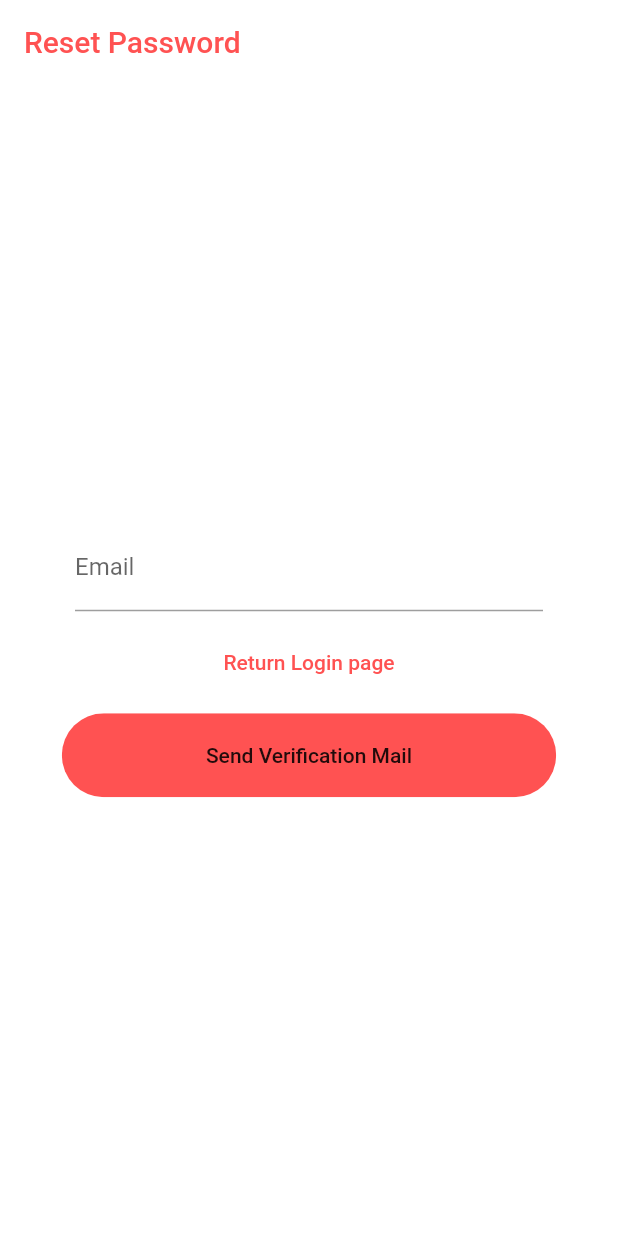
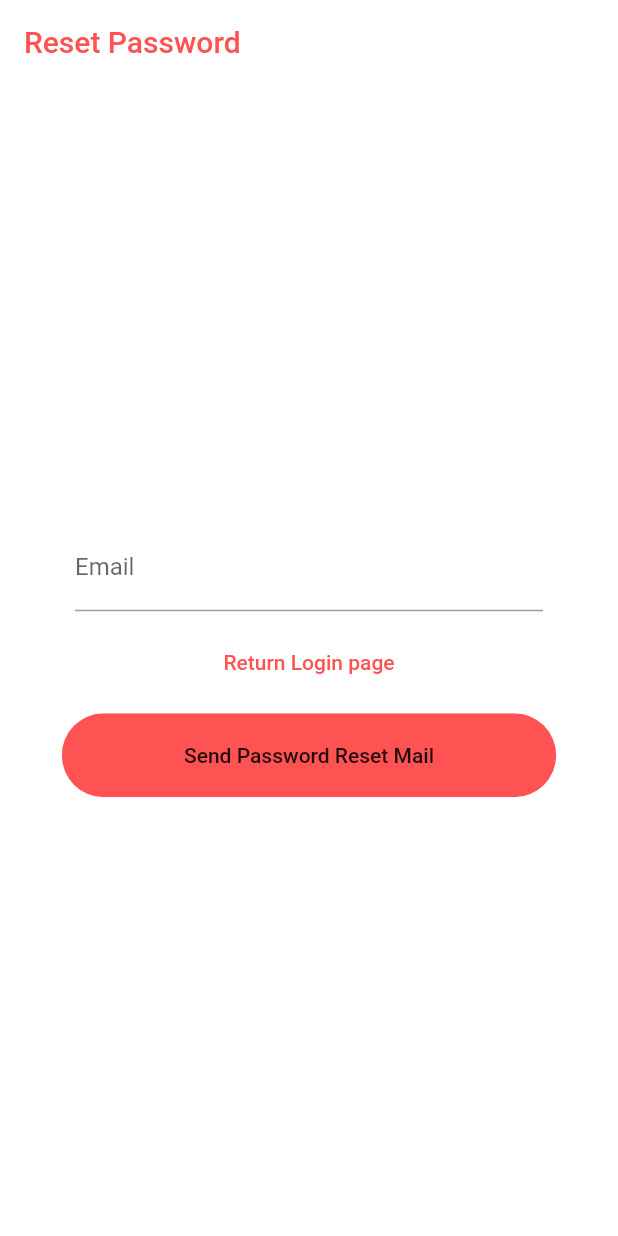
Before and after one commit to serkutyuksel/kafesapp, a Flutter app: the screen it shows after launch, after a tap on "Forgot Password", on a phone screen of 412 x 824 dp. Run offline on Flutter 3.47's test engine with Material 2 defaults, Android fonts, the phone set to English and light mode, and no system bars; our stand-ins replace cloud_firestore, firebase_auth, firebase_core; accounts and stored records are empty.

```diff
--- a/kafes_app/lib/Screens/profile_page.dart
+++ b/kafes_app/lib/Screens/profile_page.dart
@@ -1,4 +1,5 @@
 import 'package:cloud_firestore/cloud_firestore.dart';
+import 'package:firebase_auth/firebase_auth.dart';
 import 'package:flutter/cupertino.dart';
 import 'package:flutter/material.dart';
 import 'package:kafes_app/Screens/edit_profile.dart';
@@ -154,7 +155,8 @@ class _ProfilePageState extends State<ProfilePage> {
                       RaisedButton(
                         padding: EdgeInsets.all(10),
                         color: Colors.redAccent,
-                        onPressed: () {
+                        onPressed: () async {
+                          await FirebaseAuth.instance.signOut();
                           Navigator.pushReplacement(context,MaterialPageRoute(builder: (context) => LandingPage()));
                         },
                         child: Text('Log Out'),
--- a/kafes_app/lib/Screens/reset_page.dart
+++ b/kafes_app/lib/Screens/reset_page.dart
@@ -115,7 +115,7 @@ class _ResetPageState extends State<ResetPage> {
                 height: 10.0,
               ),
               ButtonLanding(
-                buttonLabel: "Send Verification Mail",
+                buttonLabel: "Send Password Reset Mail",
                 onPress: () {
                   _submit();
                 },
--- a/kafes_app/lib/main.dart
+++ b/kafes_app/lib/main.dart
@@ -1,3 +1,4 @@
+import 'package:firebase_auth/firebase_auth.dart';
 import 'package:firebase_core/firebase_core.dart';
 import 'package:flutter/material.dart';
 import 'package:kafes_app/Screens/new_post.dart';
@@ -23,7 +24,7 @@ class KafesApp extends StatelessWidget {
   @override
   Widget build(BuildContext context) {
     return MaterialApp(
-      home: LandingPage(),
+      home: AuthenticationListener(),
       routes: {
         '/login' : (context) => LoginPage(),
         '/signup' : (context) => SignUpPage(),
@@ -38,3 +39,16 @@ class KafesApp extends StatelessWidget {
     );
   }
 }
+
+class AuthenticationListener extends StatelessWidget {
+  @override
+  Widget build(BuildContext context) {
+    final user = FirebaseAuth.instance.currentUser;
+    if(user != null) {
+      return HomePage(uid: user.uid);
+    }
+    else {
+      return LandingPage();
+    }
+  }
+}
```
